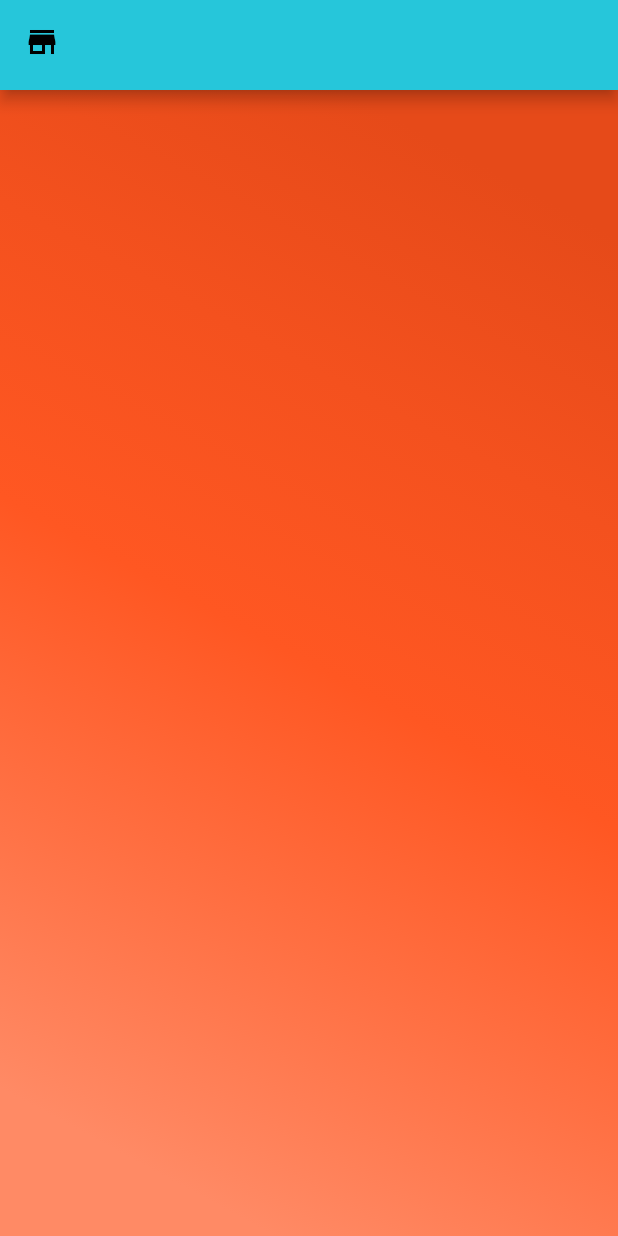
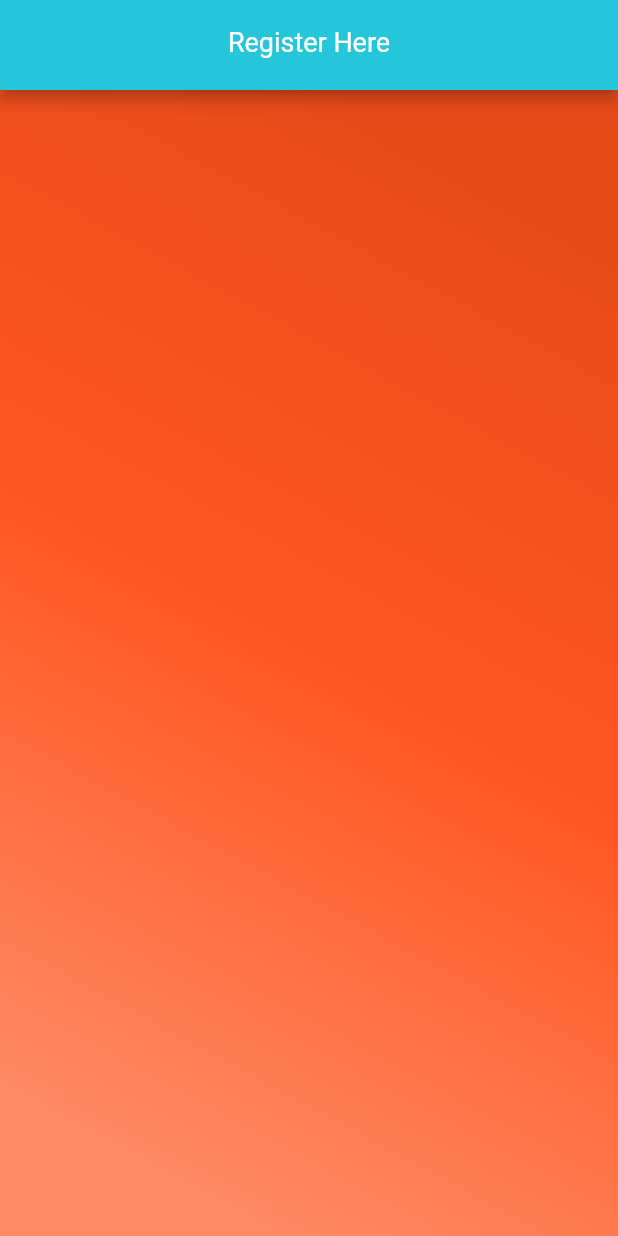
Before and after one commit to Obinna-e/Ecommerce, a Flutter app: the ProductsPage screen opened directly, on a phone screen of 412 x 824 dp. Run offline on Flutter 3.47's test engine with Material 2 defaults, Android fonts, the phone set to English and light mode, and no system bars; our stand-ins replace flutter_redux, redux, redux_thunk, shared_preferences; missing offline and left inert: redux_logging; accounts and stored records are empty.

Commit message:
better routing

```diff
--- a/lib/main.dart
+++ b/lib/main.dart
@@ -1,4 +1,5 @@
 import 'package:flutter/material.dart';
+import 'package:flutter_ecommerce/pages/cart_page.dart';
 import 'package:flutter_ecommerce/redux/actions.dart';
 import 'package:flutter_redux/flutter_redux.dart';
 import 'package:redux/redux.dart';
@@ -41,14 +42,14 @@ class MyApp extends StatelessWidget {
             bodyText2: TextStyle(fontSize: 18.0),
           ),
         ),
-        home: RegisterPage(),
         routes: {
           '/login': (BuildContext context) => LoginPage(),
           '/register': (BuildContext context) => RegisterPage(),
-          '/products': (BuildContext context) => ProductsPage(onInit: () {
+          '/': (BuildContext context) => ProductsPage(onInit: () {
                 StoreProvider.of<AppState>(context).dispatch(getUserAction);
                 StoreProvider.of<AppState>(context).dispatch(getProductsAction);
               }),
+          '/cart': (BuildContext context) => CartPage(),
         },
       ),
     );
--- a/lib/pages/login_page.dart
+++ b/lib/pages/login_page.dart
@@ -176,7 +176,7 @@ class _LoginPageState extends State<LoginPage> {
 
   void _redirectUser() {
     Future.delayed(Duration(seconds: 3), () {
-      Navigator.pushReplacementNamed(context, '/products');
+      Navigator.pushReplacementNamed(context, '/');
     });
   }
 
--- a/lib/pages/products_page.dart
+++ b/lib/pages/products_page.dart
@@ -2,9 +2,10 @@ import 'dart:convert';
 
 import 'package:flutter/material.dart';
 import 'package:flutter_ecommerce/models/app_state.dart';
+import 'package:flutter_ecommerce/pages/register_page.dart';
 import 'package:flutter_ecommerce/widgets/product_item.dart';
 import 'package:flutter_redux/flutter_redux.dart';
-import 'package:shared_preferences/shared_preferences.dart';
+import '../redux/actions.dart';
 
 final gradientBackground = BoxDecoration(
   gradient: LinearGradient(
@@ -45,22 +46,35 @@ class _ProductsPageState extends State<ProductsPage> {
       builder: (context, state) {
         return AppBar(
           centerTitle: true,
-          leading: Icon(Icons.store),
+          leading: state.user != null ? Icon(Icons.store) : Text(''),
           title: SizedBox(
-            child: state.user != null ? Text(state.user.username) : Text(''),
+            child: state.user != null
+                ? Text(state.user.username)
+                : FlatButton(
+                    onPressed: () => Navigator.pushNamed(context, '/register'),
+                    child: Text(
+                      'Register Here',
+                      style: Theme.of(context).textTheme.bodyText2,
+                    )),
           ),
           actions: [
             Padding(
                 padding: EdgeInsets.only(
                   right: 12.0,
                 ),
-              child: state.user != null
+                child: StoreConnector<AppState, VoidCallback>(
+                  converter: (store) {
+                    return () => store.dispatch(logoutUserAction);
+                  },
+                  builder: (_, callback) {
+                    return state.user != null
                         ? IconButton(
                             icon: Icon(Icons.exit_to_app),
-                      onPressed: () => print('pressed'),
+                            onPressed: callback,
                           )
-                  : Text(''),
-            ),
+                        : Text('');
+                  },
+                )),
           ],
         );
       },
--- a/lib/pages/register_page.dart
+++ b/lib/pages/register_page.dart
@@ -191,7 +191,7 @@ class _RegisterPageState extends State<RegisterPage> {
 
   void _redirectUser() {
     Future.delayed(Duration(seconds: 3), () {
-      Navigator.pushReplacementNamed(context, '/products');
+      Navigator.pushReplacementNamed(context, '/');
     });
   }
 
--- a/lib/redux/reducers.dart
+++ b/lib/redux/reducers.dart
@@ -17,6 +17,11 @@ User userReducer(User user, dynamic action) {
     return action.user;
   }
   //check if given action is an instance of a class{}
+  else if (action is LogoutUserAction) {
+    return action.user;
+    /*same as with GetUserAction, but user value is different,
+        because user retreived from actions and passed here is different */
+  }
   return user;
 }
 
```
Also changed, not shown: lib/pages/cart_page.dart (added, +48 -0 lines), lib/pages/product_detail_page.dart (+10 -1 lines), lib/redux/actions.dart (+15 -0 lines), lib/widgets/product_item.dart (+6 -3 lines). Lines whose indentation alone changed are shown as unchanged.
